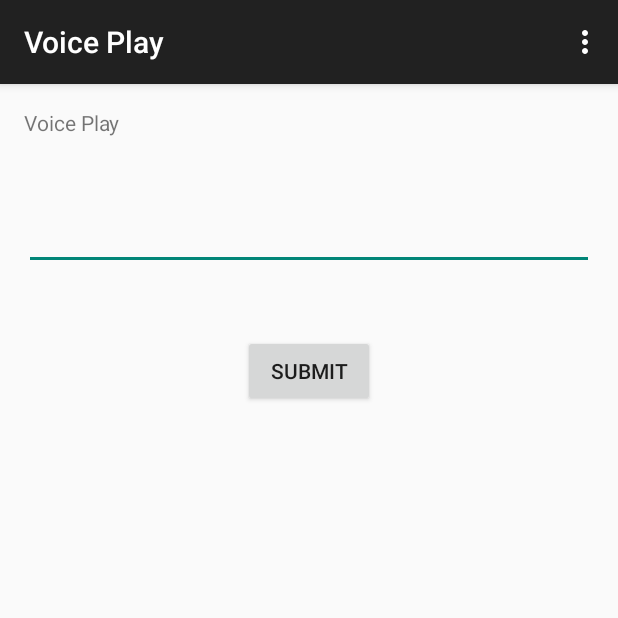
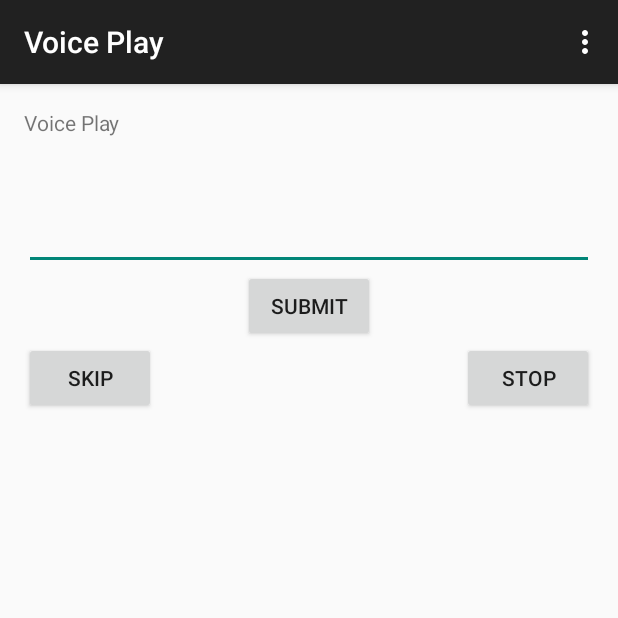
Before and after one commit to MichaelAnttila/VoicePlay, an Android app: the screen it shows after launch (MainActivity), on a phone screen of 412 x 824 dp, the top half of it. Run offline under Robolectric (Android 15) with nearby library versions, the phone set to English and light mode, and no system bars.

Commit message:
Added Skip and Stop buttons to the UI.

```diff
--- a/Android/app/src/main/res/layout/activity_main.xml
+++ b/Android/app/src/main/res/layout/activity_main.xml
@@ -28,7 +28,26 @@
         android:id="@+id/button"
         android:onClick="submitCommand"
         android:layout_below="@+id/editText"
-        android:layout_centerHorizontal="true"
-        android:layout_marginTop="43dp" />
+        android:layout_centerHorizontal="true" />
+
+    <Button
+        android:layout_width="wrap_content"
+        android:layout_height="wrap_content"
+        android:text="Skip"
+        android:id="@+id/button2"
+        android:onClick="skipCommand"
+        android:layout_below="@+id/button"
+        android:layout_alignParentLeft="true"
+        android:layout_alignParentStart="true" />
+
+    <Button
+        android:layout_width="wrap_content"
+        android:layout_height="wrap_content"
+        android:text="Stop"
+        android:id="@+id/button3"
+        android:onClick="stopCommand"
+        android:layout_alignTop="@+id/button2"
+        android:layout_alignRight="@+id/editText"
+        android:layout_alignEnd="@+id/editText" />
 
 </RelativeLayout>
```
Also changed, not shown: Android/app/src/main/java/ca/anttila/voiceplay/MainActivity.java (+22 -0 lines).
